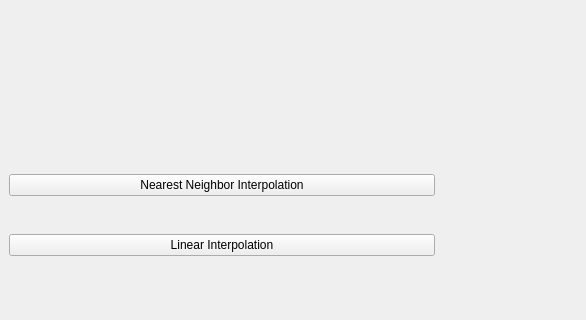
The window that forms/mainwindow.ui (expodecay/5550_DIP) describes before a commit, drawn with Qt 5; both pictures show x 0 to 586 and y 417 to 737 of the 875 by 737 pixel window.
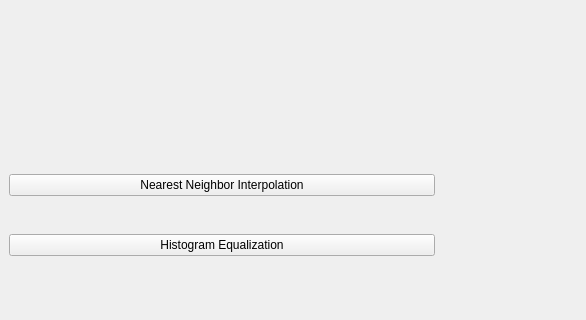
The same window after the commit.

Commit message: working on histogram equalization

```diff
--- a/forms/mainwindow.ui
+++ b/forms/mainwindow.ui
@@ -56,7 +56,7 @@
        </font>
       </property>
       <property name="text">
-       <string>Linear Interpolation</string>
+       <string>Histogram Equalization</string>
       </property>
      </widget>
     </item>
```
Left out of the diff: 4 changed lines with no effect on the pictures. The commit also changes 4 other files.
